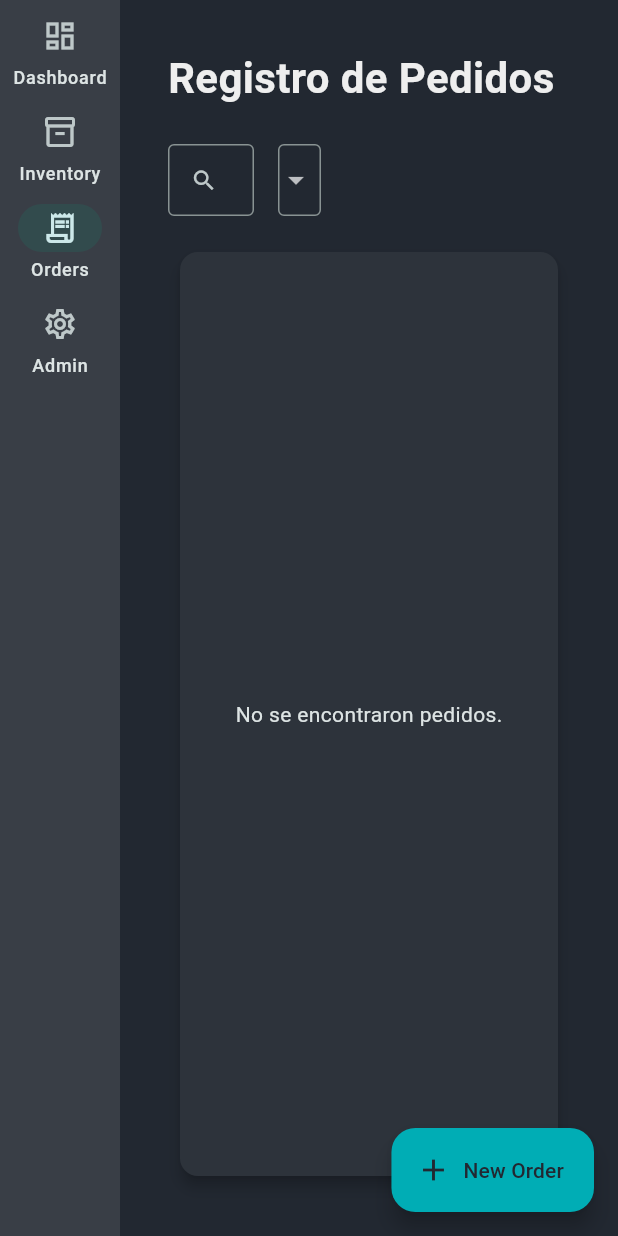
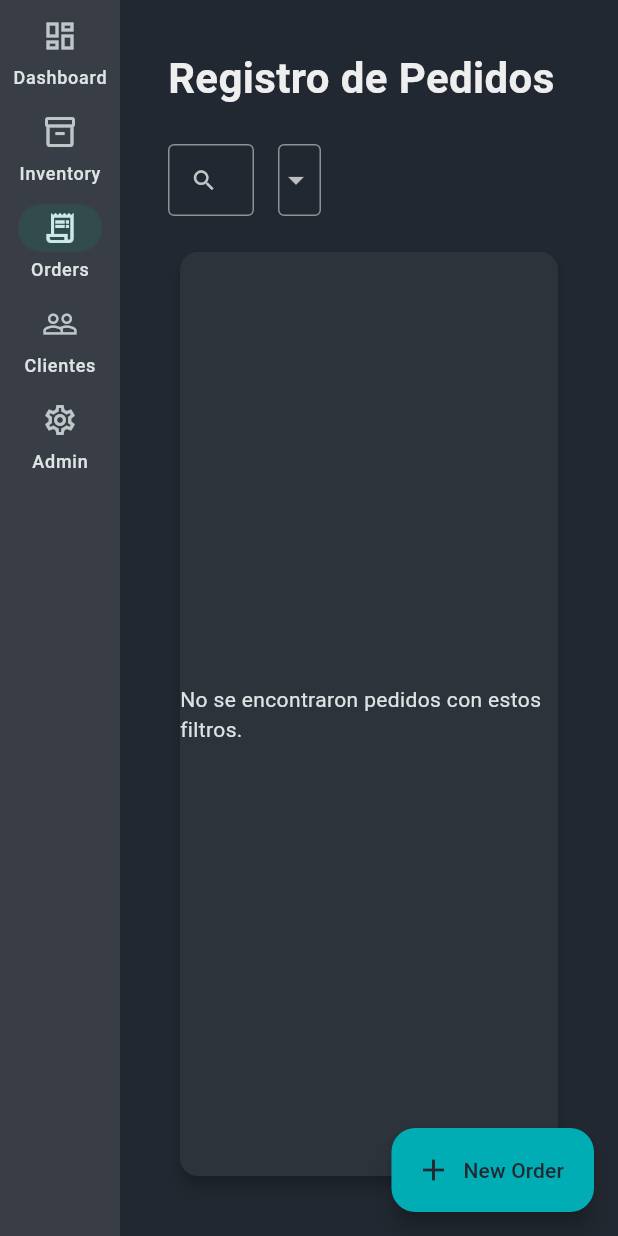
Before and after one commit to nesherben/nesherprints, a Flutter app: the screen it shows after launch, after a tap on "Inventory", after a tap on "Orders", on a phone screen of 412 x 824 dp. Run offline on Flutter 3.47's test engine with Material 3 defaults, Android fonts, the phone set to English and light mode, and no system bars; our stand-ins replace fl_chart, sqflite, sqflite_common_ffi; accounts and stored records are empty.

Commit message:
feat: Implement client management with CRUD operations and integrate into orders

```diff
--- a/lib/data/database/db_helper.dart
+++ b/lib/data/database/db_helper.dart
@@ -12,7 +12,7 @@ class DatabaseHelper {
   Future<Database> get database async {
     if (_database != null) return _database!;
     // Pasamos a la v3 para crear las tablas desde cero
-    _database = await _initDB('nesher_erp_v4.db');
+    _database = await _initDB('nesher_erp_v5.db');
     return _database!;
   }
 
@@ -28,42 +28,56 @@ class DatabaseHelper {
   }
 
   Future _createDB(Database db, int version) async {
-    // 1. SETTINGS
+    // 1. SETTINGS (Igual)
     await db.execute('''
       CREATE TABLE settings (
-        key TEXT PRIMARY KEY,
-        value REAL NOT NULL
+        id INTEGER PRIMARY KEY AUTOINCREMENT,
+        key TEXT UNIQUE,
+        value REAL
       )
     ''');
 
-    // 2. MATERIALS
+    // 2. MATERIALS (Igual)
     await db.execute('''
       CREATE TABLE materials (
         id INTEGER PRIMARY KEY AUTOINCREMENT,
         name TEXT NOT NULL,
+        color TEXT NOT NULL,
         type TEXT NOT NULL,
-        color TEXT,
         cost_per_kg REAL NOT NULL,
         stock_g REAL NOT NULL
       )
     ''');
 
-    // 3. ORDERS (Ya no tiene material_id)
+    // 3. NUEVA TABLA: CLIENTS
+    await db.execute('''
+      CREATE TABLE clients (
+        id INTEGER PRIMARY KEY AUTOINCREMENT,
+        name TEXT NOT NULL,
+        phone TEXT,
+        email TEXT,
+        notes TEXT
+      )
+    ''');
+
+    // 4. ORDERS (Añadimos client_id)
     await db.execute('''
       CREATE TABLE orders (
         id INTEGER PRIMARY KEY AUTOINCREMENT,
+        client_id INTEGER, -- NUEVO: Relación con el cliente
         name TEXT NOT NULL,
         price REAL NOT NULL,
-        paid_amount REAL DEFAULT 0.0, -- NUEVO: Para adelantos
+        paid_amount REAL DEFAULT 0.0,
         date TEXT NOT NULL,
         status TEXT NOT NULL,
         grams REAL NOT NULL,
         plates INTEGER NOT NULL,
-        is_painted INTEGER NOT NULL
+        is_painted INTEGER NOT NULL,
+        FOREIGN KEY (client_id) REFERENCES clients (id)
       )
     ''');
 
-    // 4. ORDER_ITEMS (La tabla puente mágica)
+    // 5. ORDER_ITEMS (Igual)
     await db.execute('''
       CREATE TABLE order_items (
         id INTEGER PRIMARY KEY AUTOINCREMENT,
@@ -74,7 +88,8 @@ class DatabaseHelper {
         FOREIGN KEY (material_id) REFERENCES materials (id)
       )
     ''');
-    // 5. ORDER_WASTE (NUEVA: Para registrar fallos por pedido)
+
+    // 6. ORDER_WASTE (Igual)
     await db.execute('''
       CREATE TABLE order_waste (
         id INTEGER PRIMARY KEY AUTOINCREMENT,
@@ -86,16 +101,11 @@ class DatabaseHelper {
         FOREIGN KEY (material_id) REFERENCES materials (id)
       )
     ''');
-    // Valores por defecto
-    await db.rawInsert(
-      "INSERT INTO settings (key, value) VALUES ('margen_beneficio', 45.0)",
-    );
-    await db.rawInsert(
-      "INSERT INTO settings (key, value) VALUES ('coste_hora_pintado', 15.0)",
-    );
-    await db.rawInsert(
-      "INSERT INTO settings (key, value) VALUES ('coste_placa_extra', 2.50)",
-    );
+
+    // Inserts por defecto (Settings)
+    await db.insert('settings', {'key': 'margen_beneficio', 'value': 45.0});
+    await db.insert('settings', {'key': 'coste_hora_pintado', 'value': 15.0});
+    await db.insert('settings', {'key': 'coste_placa_extra', 'value': 2.50});
   }
 
   Future close() async {
--- /dev/null
+++ b/lib/data/repositories/client_repository.dart
@@ -0,0 +1,28 @@
+import '../database/db_helper.dart';
+
+class ClientRepository {
+  final dbHelper = DatabaseHelper.instance;
+
+  // Crear cliente
+  Future<int> insertClient(Map<String, dynamic> client) async {
+    final db = await dbHelper.database;
+    return await db.insert('clients', client);
+  }
+
+  // Obtener todos
+  Future<List<Map<String, dynamic>>> getAllClients() async {
+    final db = await dbHelper.database;
+    return await db.query('clients', orderBy: 'name ASC');
+  }
+
+  // Actualizar
+  Future<int> updateClient(Map<String, dynamic> client) async {
+    final db = await dbHelper.database;
+    return await db.update(
+      'clients',
+      client,
+      where: 'id = ?',
+      whereArgs: [client['id']],
+    );
+  }
+}
--- a/lib/main.dart
+++ b/lib/main.dart
@@ -2,6 +2,7 @@ import 'package:flutter/material.dart';
 import 'package:nesherprints/core/theme/app_colors.dart';
 import 'package:nesherprints/presentation/screens/dashboard_view.dart';
 import 'package:nesherprints/presentation/screens/inventory_view.dart';
+import 'package:nesherprints/presentation/screens/clients_view.dart';
 import 'package:nesherprints/presentation/screens/orders_view.dart';
 import 'package:nesherprints/presentation/widgets/order_dialog.dart';
 import 'dart:io'; // Para detectar si estamos en Windows
@@ -150,6 +151,7 @@ class _MainNavigationState extends State<MainNavigation> {
         onUpdate: _updateOrder,
         onComplete: _completeOrder,
       ),
+      const ClientsView(),
       const AdminView(),
     ];
 
@@ -186,6 +188,11 @@ class _MainNavigationState extends State<MainNavigation> {
                 label: Text('Orders'),
               ),
               NavigationRailDestination(
+                icon: Icon(Icons.people_outline),
+                selectedIcon: Icon(Icons.people),
+                label: Text('Clientes'),
+              ),
+              NavigationRailDestination(
                 icon: Icon(Icons.settings_outlined),
                 label: Text('Admin'),
               ),
--- a/lib/presentation/screens/orders_view.dart
+++ b/lib/presentation/screens/orders_view.dart
@@ -3,6 +3,7 @@ import '../../core/theme/app_colors.dart';
 import '../widgets/order_dialog.dart';
 import '../../data/repositories/order_repository.dart';
 import '../../data/repositories/material_repository.dart';
+import '../../data/repositories/client_repository.dart';
 
 class OrdersView extends StatefulWidget {
   final List<Map<String, dynamic>> orders;
@@ -29,6 +30,7 @@ class _OrdersViewState extends State<OrdersView> {
   int? _sortColumnIndex;
   bool _isAscending = false;
   List<Map<String, dynamic>> _displayOrders = [];
+  final Map<int, String> _clientNames = {};
 
   final List<String> _statusOptions = [
     'Todos',
@@ -43,13 +45,26 @@ class _OrdersViewState extends State<OrdersView> {
   @override
   void initState() {
     super.initState();
+    _loadClients();
     _applyFiltersAndSort();
+  }
+
+  Future<void> _loadClients() async {
+    final clients = await ClientRepository().getAllClients();
+    if (mounted) {
+      setState(() {
+        for (var c in clients) {
+          _clientNames[c['id']] = c['name'];
+        }
+      });
+    }
   }
 
   @override
   void didUpdateWidget(covariant OrdersView oldWidget) {
     super.didUpdateWidget(oldWidget);
     if (widget.orders != oldWidget.orders) {
+      _loadClients(); // <--- ¡LA LÍNEA MÁGICA! Recargamos la agenda
       _applyFiltersAndSort();
     }
   }
@@ -345,6 +360,8 @@ class _OrdersViewState extends State<OrdersView> {
             ),
           ),
           const SizedBox(height: 24),
+
+          // --- BARRA DE BÚSQUEDA Y FILTROS ---
           Row(
             children: [
               Expanded(
@@ -352,7 +369,7 @@ class _OrdersViewState extends State<OrdersView> {
                 child: TextField(
                   controller: _searchController,
                   decoration: const InputDecoration(
-                    labelText: 'Buscar...',
+                    labelText: 'Buscar proyecto...',
                     prefixIcon: Icon(Icons.search),
                     border: OutlineInputBorder(),
                     isDense: true,
@@ -369,7 +386,7 @@ class _OrdersViewState extends State<OrdersView> {
                 child: DropdownButtonFormField<String>(
                   initialValue: _statusFilter,
                   decoration: const InputDecoration(
-                    labelText: 'Estado',
+                    labelText: 'Filtrar por Estado',
                     border: OutlineInputBorder(),
                     isDense: true,
                   ),
@@ -389,7 +406,7 @@ class _OrdersViewState extends State<OrdersView> {
                 ElevatedButton.icon(
                   onPressed: _resetFilters,
                   icon: const Icon(Icons.filter_alt_off),
-                  label: const Text('Limpiar'),
+                  label: const Text('Limpiar Filtros'),
                   style: ElevatedButton.styleFrom(
                     backgroundColor: AppColors.surface,
                     foregroundColor: AppColors.textMain,
@@ -399,11 +416,18 @@ class _OrdersViewState extends State<OrdersView> {
                 const SizedBox(width: 150),
             ],
           ),
+
           const SizedBox(height: 16),
+
+          // --- TABLA DE PEDIDOS ---
           Expanded(
             child: Card(
               child: _displayOrders.isEmpty
-                  ? const Center(child: Text("No se encontraron pedidos."))
+                  ? const Center(
+                      child: Text(
+                        "No se encontraron pedidos con estos filtros.",
+                      ),
+                    )
                   : SingleChildScrollView(
                       child: SizedBox(
                         width: double.infinity,
@@ -417,7 +441,7 @@ class _OrdersViewState extends State<OrdersView> {
                           ),
                           columns: [
                             DataColumn(
-                              label: const Text('ID/Fecha'),
+                              label: const Text('ID / Fecha'),
                               onSort: _onSort,
                             ),
                             DataColumn(
@@ -437,6 +461,7 @@ class _OrdersViewState extends State<OrdersView> {
                             const DataColumn(label: Text('Acciones')),
                           ],
                           rows: _displayOrders.map((o) {
+                            // Lógica de dineros
                             double price = (o['price'] as num).toDouble();
                             double paid = ((o['paid_amount'] ?? 0) as num)
                                 .toDouble();
@@ -453,22 +478,47 @@ class _OrdersViewState extends State<OrdersView> {
                                     ),
                                   ),
                                 ),
+
+                                // --- CELDA DE PROYECTO (CON CLIENTE INYECTADO) ---
                                 DataCell(
-                                  Text(
-                                    o['name'],
-                                    style: const TextStyle(
-                                      fontWeight: FontWeight.w500,
-                                    ),
+                                  Column(
+                                    mainAxisAlignment: MainAxisAlignment.center,
+                                    crossAxisAlignment:
+                                        CrossAxisAlignment.start,
+                                    children: [
+                                      Text(
+                                        o['name'],
+                                        style: const TextStyle(
+                                          fontWeight: FontWeight.w500,
+                                        ),
+                                      ),
+                                      if (o['client_id'] != null &&
+                                          _clientNames.containsKey(
+                                            o['client_id'],
+                                          ))
+                                        Text(
+                                          "👤 ${_clientNames[o['client_id']]}",
+                                          style: const TextStyle(
+                                            fontSize: 12,
+                                            color: AppColors.primary,
+                                            fontWeight: FontWeight.bold,
+                                          ),
+                                        ),
+                                    ],
                                   ),
                                 ),
+
+                                // --- ESTADO INTERACTIVO ---
                                 DataCell(_buildInteractiveStatusBadge(o)),
+
+                                // --- FINANZAS ---
                                 DataCell(
                                   Column(
                                     mainAxisAlignment: MainAxisAlignment.center,
                                     crossAxisAlignment: CrossAxisAlignment.end,
                                     children: [
                                       Text(
-                                        '€${price.toStringAsFixed(2)}',
+                                        'Total: €${price.toStringAsFixed(2)}',
                                         style: const TextStyle(
                                           fontWeight: FontWeight.bold,
                                           fontSize: 14,
@@ -494,6 +544,8 @@ class _OrdersViewState extends State<OrdersView> {
                                     ],
                                   ),
                                 ),
+
+                                // --- DETALLES TÉCNICOS ---
                                 DataCell(
                                   Column(
                                     mainAxisAlignment: MainAxisAlignment.center,
@@ -545,10 +597,12 @@ class _OrdersViewState extends State<OrdersView> {
                                     ],
                                   ),
                                 ),
+
+                                // --- ACCIONES COMPLETAS ---
                                 DataCell(
                                   Row(
                                     children: [
-                                      // BOTÓN COMPLETAR BLINDADO
+                                      // Botón Completar
                                       if (o['status'] != 'Completed' &&
                                           o['status'] != 'Shipped' &&
                                           o['status'] != 'Canceled')
@@ -563,7 +617,7 @@ class _OrdersViewState extends State<OrdersView> {
                                           onPressed: () => _showConfirmationDialog(
                                             title: '¿Completar Pedido?',
                                             content:
-                                                'Al completar este pedido, se restará el material correspondiente de tu inventario de forma permanente.\n\n¿La impresión ha sido exitosa?',
+                                                'Al completar este pedido, se restará el material de tu inventario. ¿La impresión ha sido exitosa?',
                                             confirmColor:
                                                 AppColors.statusCompletado,
                                             confirmText: 'Sí, completar',
@@ -576,24 +630,14 @@ class _OrdersViewState extends State<OrdersView> {
                                               ).showSnackBar(
                                                 const SnackBar(
                                                   content: Text(
-                                                    'Pedido completado. Stock actualizado.',
+                                                    'Pedido completado y stock actualizado',
                                                   ),
                                                 ),
                                               );
                                             },
                                           ),
                                         ),
-                                      // BOTÓN DE MERMAS (NUEVO)
-                                      IconButton(
-                                        icon: const Icon(
-                                          Icons.recycling,
-                                          color: Colors.orange,
-                                          size: 20,
-                                        ),
-                                        tooltip: 'Registrar Impresión Fallida',
-                                        onPressed: () => _showWasteDialog(o),
-                                      ),
-                                      // BOTÓN EDITAR (Sin cambios)
+                                      // Botón Editar
                                       IconButton(
                                         icon: const Icon(
                                           Icons.edit_outlined,
@@ -609,7 +653,17 @@ class _OrdersViewState extends State<OrdersView> {
                                           ),
                                         ),
                                       ),
-                                      // BOTÓN BORRAR BLINDADO
+                                      // Botón Mermas
+                                      IconButton(
+                                        icon: const Icon(
+                                          Icons.recycling,
+                                          color: Colors.orange,
+                                          size: 20,
+                                        ),
+                                        tooltip: 'Registrar Impresión Fallida',
+                                        onPressed: () => _showWasteDialog(o),
+                                      ),
+                                      // Botón Borrar
                                       IconButton(
                                         icon: const Icon(
                                           Icons.delete_outline,
@@ -619,7 +673,7 @@ class _OrdersViewState extends State<OrdersView> {
                                         onPressed: () => _showConfirmationDialog(
                                           title: '¿Eliminar Pedido?',
                                           content:
-                                              'Esta acción no se puede deshacer. Los datos financieros y de historial desaparecerán para siempre.',
+                                              'Esta acción no se puede deshacer. Los datos financieros desaparecerán.',
                                           confirmColor:
                                               AppColors.alertBajoStock,
                                           confirmText: 'Eliminar',
```
Also changed, not shown: lib/presentation/screens/clients_view.dart (added, +211 -0 lines), lib/presentation/widgets/client_dialog.dart (added, +113 -0 lines), lib/presentation/widgets/order_dialog.dart (+78 -12 lines).
